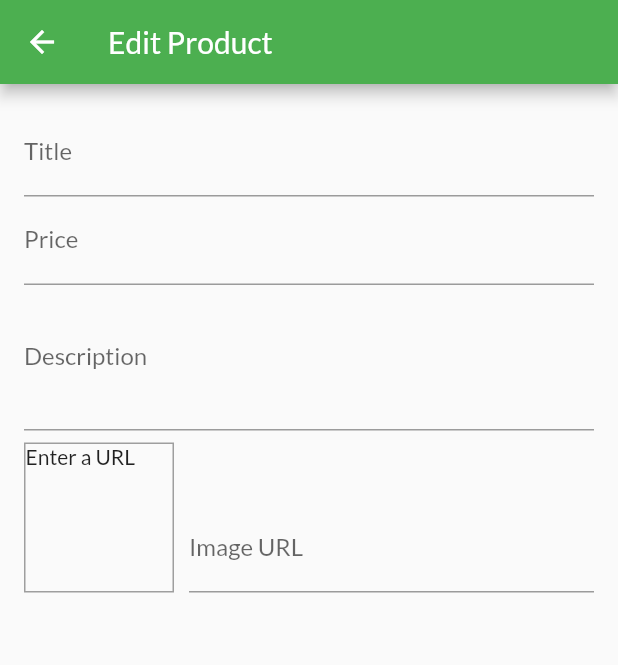
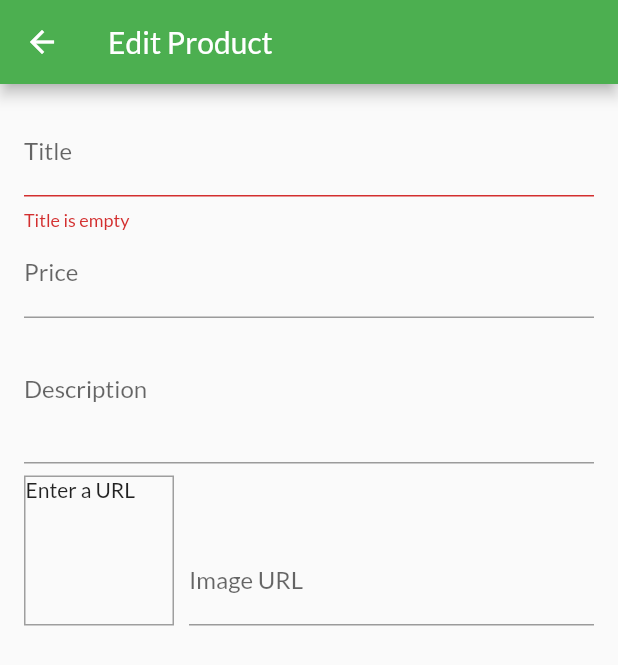
Before and after one commit to Lapatou/Shop_App, a Flutter app: the EditProductScreen screen opened by its route, after a tap on "Save", on a phone screen of 412 x 824 dp. Shown: the top 665 px of the screen. Run offline on Flutter 3.47's test engine with Material 2 defaults, Android fonts, the phone set to English and light mode, and no system bars; network calls fail.

```diff
--- a/lib/Screens/edit_product_screen.dart
+++ b/lib/Screens/edit_product_screen.dart
@@ -46,6 +46,10 @@ class _EditProductScreenState extends State<EditProductScreen> {
   }
 
   void _saveForm() {
+    final bool isValid = _form.currentState!.validate();
+    if (!isValid) {
+      return;
+    }
     _form.currentState!.save();
   }
 
@@ -72,6 +76,11 @@ class _EditProductScreenState extends State<EditProductScreen> {
                   textInputAction: TextInputAction.next,
                   onFieldSubmitted: (value) {
                     FocusScope.of(context).requestFocus(_priceFocusNode);
+                  },
+                  validator: (value) {
+                    if (value == null) return "Title is empty";
+                    if (value.isEmpty) return "Title is empty";
+                    return null;
                   },
                   onSaved: (newValue) {
                     _editedProduct = Product(
```
